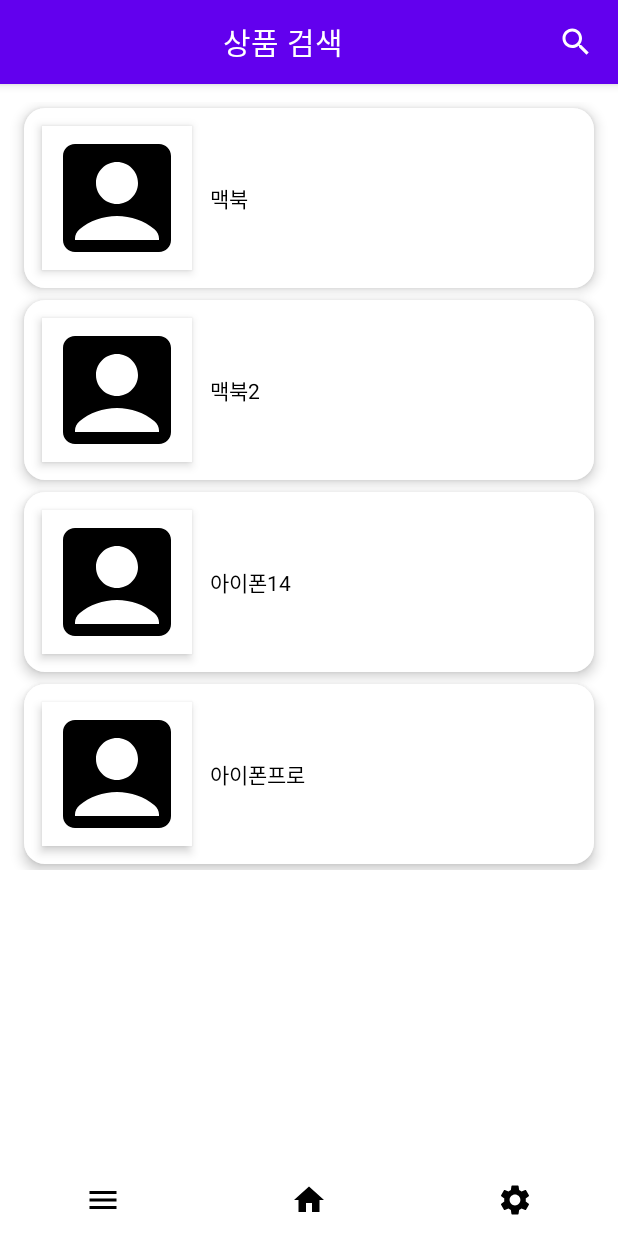
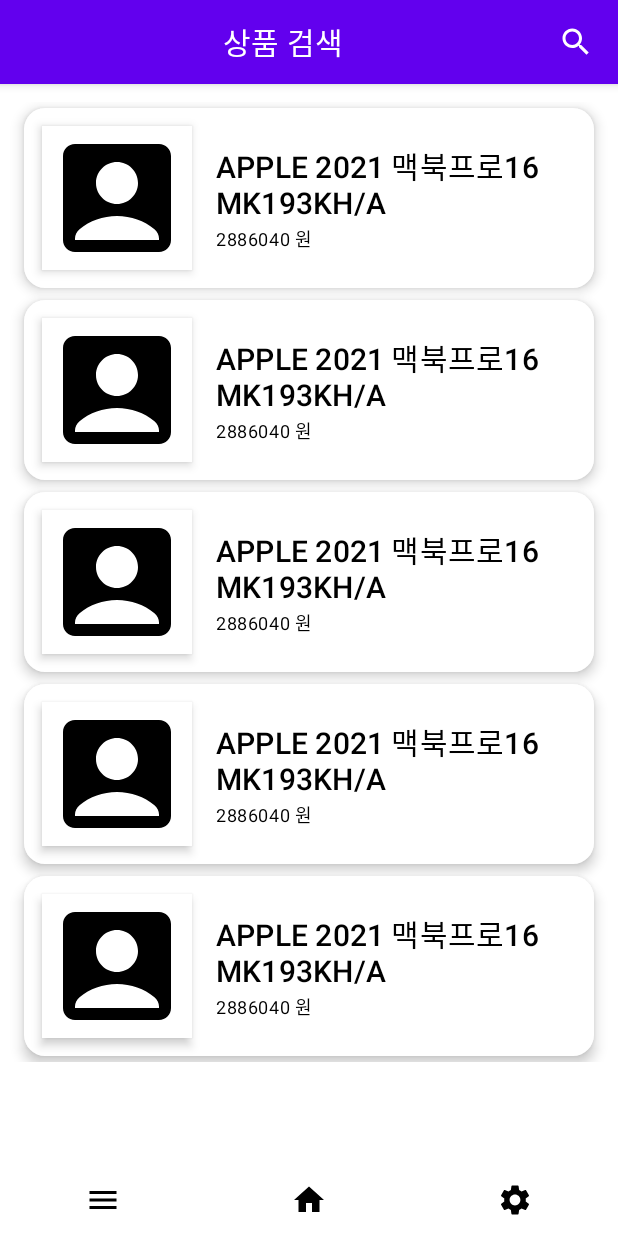
Before and after one commit to Google-Developer-Student-Clubs-TUK/Android-Study, an Android app built with Jetpack Compose: the screen it shows after launch (HomeActivity), on a phone screen of 412 x 824 dp. Run offline under Robolectric (Android 15) with nearby library versions, the phone set to English and light mode, and no system bars.

Commit message:
chore : edit itemList view

```diff
--- a/teawon/project/toyproejct/app/src/main/java/com/example/toy_proejct/scenarios/home/HomeScreen.kt
+++ b/teawon/project/toyproejct/app/src/main/java/com/example/toy_proejct/scenarios/home/HomeScreen.kt
@@ -25,6 +25,8 @@ import androidx.compose.ui.text.TextStyle
 import androidx.compose.ui.text.input.ImeAction
 import androidx.compose.ui.text.style.TextAlign
 import androidx.compose.ui.unit.dp
+import com.example.toy_proejct.scenarios.home.data.Item
+import com.example.toy_proejct.scenarios.home.data.getTempItems
 import com.example.toy_proejct.ui.component.CommonComponent
 
 
@@ -71,11 +73,8 @@ fun HomeScreen(viewModel: HomeViewModel) {
 
 
 @Composable
-fun ItemContent(itemList: List<String> = listOf(
-    "맥북",
-    "맥북2",
-    "아이폰14",
-    "아이폰프로")){
+fun ItemContent(itemList: List<Item> = getTempItems()
+){
     Column(modifier = Modifier.padding(12.dp)) {
         LazyColumn{
             items(items = itemList){
@@ -87,7 +86,7 @@ fun ItemContent(itemList: List<String> = listOf(
 }
 
 @Composable
-fun ItemRow(item: String){ //각 상품에 대한 설명
+fun ItemRow(item: Item){ //각 상품에 대한 설명
     Card(modifier = Modifier
         .padding(4.dp)
         .fillMaxWidth()
@@ -95,7 +94,7 @@ fun ItemRow(item: String){ //각 상품에 대한 설명
     shape = RoundedCornerShape(corner = CornerSize(14.dp)),
         elevation = 5.dp) {
         Row(verticalAlignment = Alignment.CenterVertically,
-        horizontalArrangement = Arrangement.Start) {
+        horizontalArrangement = Arrangement.Center) {
             Surface(modifier = Modifier
                 .padding(12.dp)
                 .size(100.dp),
@@ -104,7 +103,13 @@ fun ItemRow(item: String){ //각 상품에 대한 설명
                 Icon(imageVector = Icons.Default.AccountBox,
                 contentDescription = "Item Image")
             }
-            Text(text=item)
+                Column(modifier = Modifier.padding(4.dp)) {
+                    Text(text=item.title,
+                        style = MaterialTheme.typography.h6)
+                    Text(text="${item.price} 원",
+                        style = MaterialTheme.typography.caption)
+                }
+
             }
         }
     }
--- /dev/null
+++ b/teawon/project/toyproejct/app/src/main/java/com/example/toy_proejct/scenarios/home/data/item.kt
@@ -0,0 +1,43 @@
+package com.example.toy_proejct.scenarios.home.data
+
+data class Item(
+    val url : String,
+    val title : String,
+    val price : Int,
+    val image_url : String
+)
+
+fun getTempItems(): List<Item> {
+    return listOf(
+        Item(image_url = "http://img.danawa.com/prod_img/500000/674/462/img/15462674_1.jpg?shrink=130:130&_v=20220215194029",
+            title = "APPLE 2021 맥북프로16 MK193KH/A",
+            price = 2886040,
+            url = "https://prod.danawa.com/info/?pcode=15462674&keyword=%EB%A7%A5%EB%B6%81&cate=112758"
+
+    ),
+        Item(image_url = "http://img.danawa.com/prod_img/500000/674/462/img/15462674_1.jpg?shrink=130:130&_v=20220215194029",
+            title = "APPLE 2021 맥북프로16 MK193KH/A",
+            price = 2886040,
+            url = "https://prod.danawa.com/info/?pcode=15462674&keyword=%EB%A7%A5%EB%B6%81&cate=112758"
+
+        ),
+        Item(image_url = "http://img.danawa.com/prod_img/500000/674/462/img/15462674_1.jpg?shrink=130:130&_v=20220215194029",
+            title = "APPLE 2021 맥북프로16 MK193KH/A",
+            price = 2886040,
+            url = "https://prod.danawa.com/info/?pcode=15462674&keyword=%EB%A7%A5%EB%B6%81&cate=112758"
+
+        ),
+        Item(image_url = "http://img.danawa.com/prod_img/500000/674/462/img/15462674_1.jpg?shrink=130:130&_v=20220215194029",
+            title = "APPLE 2021 맥북프로16 MK193KH/A",
+            price = 2886040,
+            url = "https://prod.danawa.com/info/?pcode=15462674&keyword=%EB%A7%A5%EB%B6%81&cate=112758"
+
+        ),
+        Item(image_url = "http://img.danawa.com/prod_img/500000/674/462/img/15462674_1.jpg?shrink=130:130&_v=20220215194029",
+            title = "APPLE 2021 맥북프로16 MK193KH/A",
+            price = 2886040,
+            url = "https://prod.danawa.com/info/?pcode=15462674&keyword=%EB%A7%A5%EB%B6%81&cate=112758"
+
+        )
+    )
+}
```
